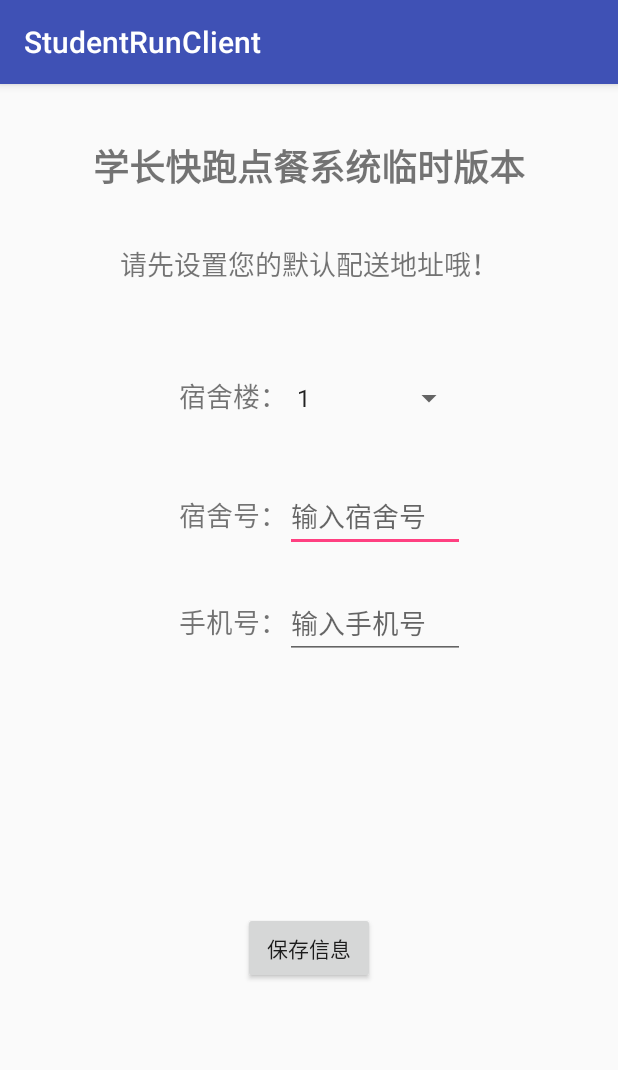
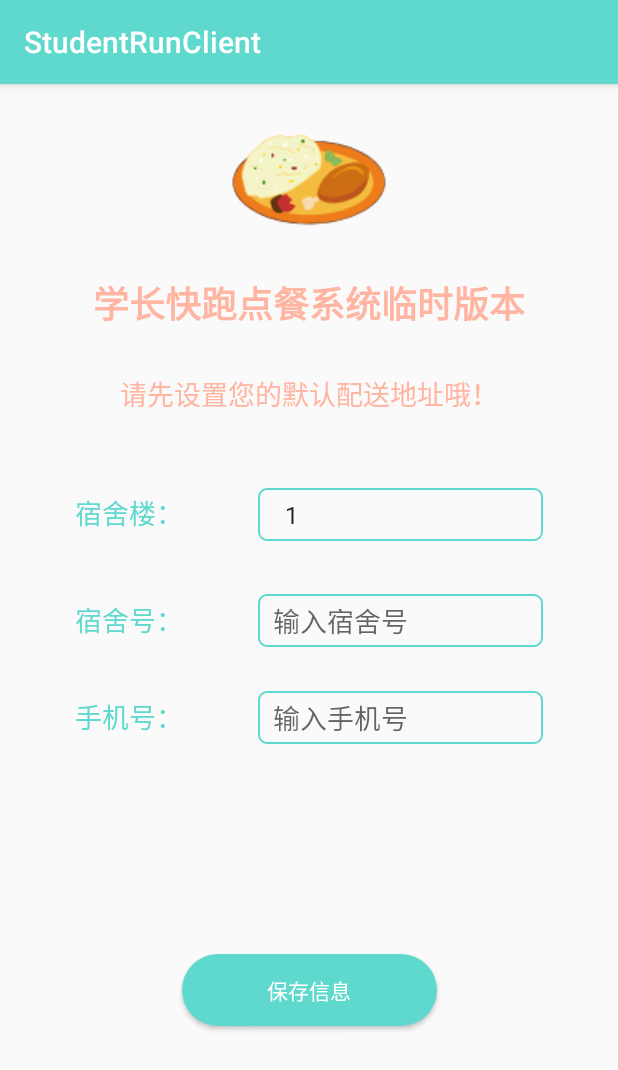
Before and after one commit to AlgoYu/TempStudentRun-Android, an Android app: the screen it shows after launch (WelComeActivity), on a phone screen of 412 x 824 dp. Shown: the top 1070 px of the screen. Run offline under Robolectric (Android 15) with nearby library versions, the phone set to English and light mode, and no system bars; libraries missing offline, so code that uses them is left out: com.zcy.acache; 2 statements that could not run were skipped.

Commit message:
美化界面1

```diff
--- a/app/src/main/AndroidManifest.xml
+++ b/app/src/main/AndroidManifest.xml
@@ -22,11 +22,6 @@
             </intent-filter>
         </activity>
         <activity android:name=".view.MainActivity"></activity>
-        <service android:name=".service.WebSocketService">
-            <intent-filter>
-                <action android:name="WebSocketService"/>
-            </intent-filter>
-        </service>
     </application>
 
 </manifest>
--- a/app/src/main/java/com/xiaoyu/liar/studentrunclient/Adapter/DingdanAdapter.java
+++ b/app/src/main/java/com/xiaoyu/liar/studentrunclient/Adapter/DingdanAdapter.java
@@ -83,7 +83,7 @@ public class DingdanAdapter extends RecyclerView.Adapter<DingdanAdapter.DingdanV
                     String requestjson = mGson.toJson(requestTemplate);
                     Log.e("查看:",requestjson);
                     RequestBody requestBody = FormBody.create(MediaType.parse("application/json;charset=utf-8"),requestjson);
-                    Request request = new Request.Builder().url("http://192.168.0.105:8080/Api/Order").delete(requestBody).build();
+                    Request request = new Request.Builder().url("http://studentrun.club:8080/xiaoyu/Api/Order").delete(requestBody).build();
                     mOkHttpClient.newCall(request).enqueue(new Callback() {
                         @Override
                         public void onFailure(Call call, IOException e) {
--- a/app/src/main/java/com/xiaoyu/liar/studentrunclient/fragment/DingcanFragment.java
+++ b/app/src/main/java/com/xiaoyu/liar/studentrunclient/fragment/DingcanFragment.java
@@ -101,7 +101,7 @@ public class DingcanFragment extends Fragment implements View.OnClickListener {
 
             Log.e("查看提交订单的json数据",requestjson);
             RequestBody requestBody = FormBody.create(MediaType.parse("application/json;charset=utf-8"),requestjson);
-            Request request = new Request.Builder().url("http://192.168.0.105:8080/Api/Order").post(requestBody).build();
+            Request request = new Request.Builder().url("http://studentrun.club:8080/xiaoyu/Api/Order").post(requestBody).build();
             mOkHttpClient.newCall(request).enqueue(new Callback() {
                 @Override
                 public void onFailure(Call call, IOException e) {
--- a/app/src/main/java/com/xiaoyu/liar/studentrunclient/fragment/DingdanFragment.java
+++ b/app/src/main/java/com/xiaoyu/liar/studentrunclient/fragment/DingdanFragment.java
@@ -85,7 +85,7 @@ public class DingdanFragment extends Fragment {
     }
 
     public void notifiDingdan(){
-        String url = "http://192.168.0.105:8080/Api/OrderByUUID?key=" + ACache.get(App.app).getAsString("miyao") + "&uuid="+ ACache.get(App.app).getAsString("uuid");
+        String url = "http://studentrun.club:8080/xiaoyu/Api/OrderByUUID?key=" + ACache.get(App.app).getAsString("miyao") + "&uuid="+ ACache.get(App.app).getAsString("uuid");
         Log.e("URL",url);
         Request request = new Request.Builder().url(url).get().build();
         mOkHttpClient.newCall(request).enqueue(new Callback() {
--- a/app/src/main/java/com/xiaoyu/liar/studentrunclient/view/App.java
+++ b/app/src/main/java/com/xiaoyu/liar/studentrunclient/view/App.java
@@ -1,6 +1,8 @@
 package com.xiaoyu.liar.studentrunclient.view;
 
+import android.app.Activity;
 import android.app.Application;
+import android.content.Context;
 import android.content.Intent;
 import android.util.Log;
 
@@ -8,6 +10,7 @@ import com.google.gson.Gson;
 import com.google.gson.reflect.TypeToken;
 import com.xiaoyu.liar.studentrunclient.model.entity.ResponseTemplate;
 import com.xiaoyu.liar.studentrunclient.sqlite.MySQLite;
+import com.xiaoyu.liar.studentrunclient.utils.XUtils;
 import com.zcy.acache.ACache;
 
 import java.io.IOException;
@@ -21,16 +24,10 @@ import okhttp3.Response;
 
 public class App extends Application{
     public static App app;
-//    public static MySQLite mySQLite;
-//    public static Intent intent;
     @Override
     public void onCreate() {
         super.onCreate();
         app = this;
-//        intent = new Intent("WebSocketService");
-//        intent.setPackage(getPackageName());
-//        startService(intent);
-
 
         if(ACache.get(this).getAsObject("save") == null || (Boolean) ACache.get(this).getAsObject("save") == false){
 //            XUtils.copyDatabase(this);
@@ -39,11 +36,9 @@ public class App extends Application{
             ACache.get(this).put("save",true);
         }
 
-//        mySQLite = new MySQLite(this);
-
-
         OkHttpClient okHttpClient = new OkHttpClient();
-        Request request = new Request.Builder().url("http://192.168.0.105:8080/Api/Miyao").get().build();
+        String url = "http://studentrun.club:8080/xiaoyu/Api/Miyao";
+        Request request = new Request.Builder().url(url).get().build();
         okHttpClient.newCall(request).enqueue(new Callback() {
             @Override
             public void onFailure(Call call, IOException e) {
@@ -54,9 +49,18 @@ public class App extends Application{
             public void onResponse(Call call, Response response) throws IOException {
                 String temp = response.body().string();
                 Log.e("查看返回的数据",temp);
-                ResponseTemplate<String> message = new Gson().fromJson(temp,new TypeToken<ResponseTemplate<String>>(){}.getType());
-                ACache.get(app).put("miyao",message.getData());
-                Log.e("秘钥是否缓存!",ACache.get(app).getAsString("miyao"));
+                try {
+                    ResponseTemplate<String> message = new Gson().fromJson(temp,new TypeToken<ResponseTemplate<String>>(){}.getType());
+                    ACache.get(app).put("miyao",message.getData());
+                    Log.e("秘钥是否缓存!",ACache.get(app).getAsString("miyao"));
+                    if(message.getSucces()){
+                        Intent intent = new Intent();
+                        intent.setAction("liar.xiaoyu.www.key");
+                        sendBroadcast(intent);
+                    }
+                }catch (Exception e){
+                    Log.e("秘钥获取错误",e.toString());
+                }
             }
         });
     }
--- a/app/src/main/java/com/xiaoyu/liar/studentrunclient/view/WelComeActivity.java
+++ b/app/src/main/java/com/xiaoyu/liar/studentrunclient/view/WelComeActivity.java
@@ -1,6 +1,9 @@
 package com.xiaoyu.liar.studentrunclient.view;
 
+import android.content.BroadcastReceiver;
+import android.content.Context;
 import android.content.Intent;
+import android.content.IntentFilter;
 import android.os.Bundle;
 import android.support.v7.app.AppCompatActivity;
 import android.text.TextUtils;
@@ -9,6 +12,7 @@ import android.view.View;
 import android.widget.Button;
 import android.widget.EditText;
 import android.widget.Spinner;
+
 
 import com.xiaoyu.liar.studentrunclient.R;
 import com.xiaoyu.liar.studentrunclient.utils.XUtils;
@@ -19,13 +23,19 @@ public class WelComeActivity extends AppCompatActivity implements View.OnClickLi
     private EditText mEdSushehao;
     private EditText mEdShouji;
     private Button mBtBaocun;
+    private BroadcastReceiver mBroadcastReceiver = new BroadcastReceiver() {
+        @Override
+        public void onReceive(Context context, Intent intent) {
+            XUtils.ShowToast("秘钥更新成功！可以正常开始使用~");
+        }
+    };
 
     @Override
     protected void onCreate(Bundle savedInstanceState) {
         super.onCreate(savedInstanceState);
         setContentView(R.layout.activity_welcome);
-        if(ACache.get(App.app).getAsObject("run")!=null && (Boolean) ACache.get(App.app).getAsObject("run")==true){
-            startActivity(new Intent(WelComeActivity.this,MainActivity.class));
+        if (ACache.get(App.app).getAsObject("run") != null && (Boolean) ACache.get(App.app).getAsObject("run") == true) {
+            startActivity(new Intent(WelComeActivity.this, MainActivity.class));
             finish();
         }
         initView();
@@ -37,6 +47,9 @@ public class WelComeActivity extends AppCompatActivity implements View.OnClickLi
         mEdSushehao = findViewById(R.id.ed_sushehao);
         mEdShouji = findViewById(R.id.ed_shouji);
         mBtBaocun = findViewById(R.id.bt_baocun);
+        IntentFilter intentFilter = new IntentFilter();
+        intentFilter.addAction("liar.xiaoyu.www.key");
+        registerReceiver(mBroadcastReceiver,intentFilter);
     }
 
     @Override
@@ -44,27 +57,35 @@ public class WelComeActivity extends AppCompatActivity implements View.OnClickLi
         String phone = mEdShouji.getText().toString();
         String dorm = mEdSushehao.getText().toString();
         String ridgepole = mSpSushelou.getSelectedItem().toString();
-        if(TextUtils.isEmpty(phone) || TextUtils.isEmpty(dorm) || TextUtils.isEmpty(ridgepole)){
+        if (TextUtils.isEmpty(phone) || TextUtils.isEmpty(dorm) || TextUtils.isEmpty(ridgepole)) {
             XUtils.ShowToast("请输入您的送餐地址完整信息！");
-        }else{
-            if(phone.length() != 11 || dorm.length() != 3){
+        } else {
+            if (phone.length() != 11 || dorm.length() != 3) {
                 XUtils.ShowToast("您填入的信息有误！");
-            }else{
-                ACache.get(App.app).put("ridgepole",ridgepole);
-                ACache.get(App.app).put("dorm",dorm);
-                ACache.get(App.app).put("phone",phone);
+            } else {
+                ACache.get(App.app).put("ridgepole", ridgepole);
+                ACache.get(App.app).put("dorm", dorm);
+                ACache.get(App.app).put("phone", phone);
 
-                ACache.get(App.app).put("run",true);
+                ACache.get(App.app).put("run", true);
 
-                Log.e("宿舍楼:",ACache.get(App.app).getAsString("ridgepole"));
-                Log.e("宿舍号:",ACache.get(App.app).getAsString("dorm"));
-                Log.e("手机号:",ACache.get(App.app).getAsString("phone"));
+                Log.e("宿舍楼:", ACache.get(App.app).getAsString("ridgepole"));
+                Log.e("宿舍号:", ACache.get(App.app).getAsString("dorm"));
+                Log.e("手机号:", ACache.get(App.app).getAsString("phone"));
 
                 XUtils.ShowToast("设置成功！");
 
-                startActivity(new Intent(WelComeActivity.this,MainActivity.class));
+                startActivity(new Intent(WelComeActivity.this, MainActivity.class));
                 finish();
             }
         }
     }
+
+    @Override
+    protected void onDestroy() {
+        unregisterReceiver(mBroadcastReceiver);
+        super.onDestroy();
+    }
+
+
 }
--- /dev/null
+++ b/app/src/main/res/drawable/button_style.xml
@@ -0,0 +1,6 @@
+<?xml version="1.0" encoding="utf-8"?>
+<shape xmlns:android="http://schemas.android.com/apk/res/android">
+    <solid android:color="@color/qing"/>
+    <corners android:radius="30dp"/>
+    <size android:width="170dp" android:height="45dp"/>
+</shape>
--- /dev/null
+++ b/app/src/main/res/drawable/editext_style.xml
@@ -0,0 +1,5 @@
+<?xml version="1.0" encoding="utf-8"?>
+<shape xmlns:android="http://schemas.android.com/apk/res/android">
+    <stroke android:color="@color/qing" android:width="1dp"/>
+    <corners android:radius="5dp"/>
+</shape>
--- /dev/null
+++ b/app/src/main/res/drawable/spiner_style.xml
@@ -0,0 +1,5 @@
+<?xml version="1.0" encoding="utf-8"?>
+<shape xmlns:android="http://schemas.android.com/apk/res/android">
+    <stroke android:color="@color/qing" android:width="1dp"/>
+    <corners android:radius="5dp"/>
+</shape>
--- a/app/src/main/res/layout/activity_main.xml
+++ b/app/src/main/res/layout/activity_main.xml
@@ -19,7 +19,7 @@
         android:id="@+id/vkkvkv"
         android:layout_width="match_parent"
         android:layout_height="1dp"
-        android:background="@android:color/black"
+        android:background="@color/qing"
         app:layout_constraintBottom_toTopOf="@+id/main_tablayout"/>
 
     <android.support.design.widget.TabLayout
@@ -28,7 +28,8 @@
         android:layout_height="55dp"
         app:tabMode="fixed"
         app:tabIndicatorHeight="7dp"
-        app:tabSelectedTextColor="@android:color/holo_blue_dark"
+        app:tabIndicatorColor="@color/colorPrimary"
+        app:tabSelectedTextColor="@color/qing"
         app:layout_constraintBottom_toBottomOf="parent"
         app:layout_constraintTop_toTopOf="parent"
         app:layout_constraintVertical_bias="1">
--- a/app/src/main/res/layout/activity_welcome.xml
+++ b/app/src/main/res/layout/activity_welcome.xml
@@ -7,56 +7,71 @@
     tools:context=".view.WelComeActivity"
     tools:layout_editor_absoluteY="81dp">
 
+    <ImageView
+        android:id="@+id/logo"
+        android:src="@drawable/logo"
+        android:layout_width="wrap_content"
+        android:layout_height="wrap_content"
+        app:layout_constraintLeft_toLeftOf="parent"
+        app:layout_constraintRight_toRightOf="parent"
+        />
+
     <TextView
         android:id="@+id/settingtitle"
+        android:layout_width="wrap_content"
         android:layout_height="wrap_content"
-        android:layout_width="wrap_content"
         android:text="学长快跑点餐系统临时版本"
+        android:textColor="@color/hong"
         android:textSize="24dp"
         android:textStyle="bold"
-        app:layout_constraintTop_toTopOf="parent"
         app:layout_constraintBottom_toBottomOf="parent"
         app:layout_constraintLeft_toLeftOf="parent"
         app:layout_constraintRight_toRightOf="parent"
-        app:layout_constraintVertical_bias="0.05"/>
+        app:layout_constraintTop_toBottomOf="@id/logo"
+        app:layout_constraintVertical_bias="0" />
 
     <TextView
         android:id="@+id/tixing"
-        android:text="请先设置您的默认配送地址哦！"
         android:layout_width="wrap_content"
         android:layout_height="wrap_content"
+        android:text="请先设置您的默认配送地址哦！"
+        android:textColor="@color/hong"
         android:textSize="18dp"
+        app:layout_constraintBottom_toBottomOf="parent"
         app:layout_constraintLeft_toLeftOf="parent"
         app:layout_constraintRight_toRightOf="parent"
         app:layout_constraintTop_toBottomOf="@id/settingtitle"
-        app:layout_constraintBottom_toBottomOf="parent"
-        app:layout_constraintVertical_bias="0.05"/>
+        app:layout_constraintVertical_bias="0.05" />
 
     <TextView
         android:id="@+id/v1"
         android:layout_width="wrap_content"
         android:layout_height="wrap_content"
         android:text="宿舍楼："
+        android:textColor="@color/qing"
         android:textSize="18dp"
+        app:layout_constraintBottom_toBottomOf="parent"
+        app:layout_constraintHorizontal_weight="1"
+        app:layout_constraintLeft_toLeftOf="parent"
+        app:layout_constraintRight_toLeftOf="@id/sp_sushelou"
         app:layout_constraintTop_toBottomOf="@id/tixing"
-        app:layout_constraintBottom_toBottomOf="parent"
-        app:layout_constraintLeft_toLeftOf="parent"
-        app:layout_constraintRight_toRightOf="parent"
         app:layout_constraintVertical_bias="0.1"
-        app:layout_constraintHorizontal_bias="0.35"/>
+        app:layout_constraintHorizontal_bias="0.5"/>
+
 
     <Spinner
         android:id="@+id/sp_sushelou"
-        android:layout_width="120dp"
-        android:layout_height="wrap_content"
+        android:layout_width="190dp"
+        android:layout_height="35dp"
+        android:background="@drawable/spiner_style"
         android:entries="@array/sushelou"
-        app:layout_constraintTop_toBottomOf="@id/settingtitle"
+        android:paddingLeft="10dp"
+        app:layout_constraintTop_toBottomOf="@id/tixing"
         app:layout_constraintBottom_toBottomOf="parent"
-        app:layout_constraintLeft_toLeftOf="parent"
+        app:layout_constraintLeft_toRightOf="@id/v1"
         app:layout_constraintRight_toRightOf="parent"
-        app:layout_constraintVertical_bias="0.1"
-        app:layout_constraintHorizontal_bias="0.65"
-        app:layout_constraintBaseline_toBaselineOf="@+id/v1"
+        app:layout_constraintHorizontal_weight="1"
+        app:layout_constraintBaseline_toBaselineOf="@id/v1"
         >
 
     </Spinner>
@@ -66,64 +81,70 @@
         android:layout_width="wrap_content"
         android:layout_height="wrap_content"
         android:text="宿舍号："
+        android:textColor="@color/qing"
         android:textSize="18dp"
+        app:layout_constraintLeft_toLeftOf="@id/v1"
         app:layout_constraintTop_toBottomOf="@id/v1"
         app:layout_constraintBottom_toBottomOf="parent"
-        app:layout_constraintLeft_toLeftOf="parent"
-        app:layout_constraintRight_toRightOf="parent"
         app:layout_constraintVertical_bias="0.1"
-        app:layout_constraintHorizontal_bias="0.35"/>
+         />
+
     <TextView
         android:id="@+id/v3"
         android:layout_width="wrap_content"
         android:layout_height="wrap_content"
         android:text="手机号："
+        android:textColor="@color/qing"
         android:textSize="18dp"
+        app:layout_constraintLeft_toLeftOf="@id/v2"
         app:layout_constraintTop_toBottomOf="@id/v2"
         app:layout_constraintBottom_toBottomOf="parent"
-        app:layout_constraintLeft_toLeftOf="parent"
-        app:layout_constraintRight_toRightOf="parent"
-        app:layout_constraintVertical_bias="0.1"
-        app:layout_constraintHorizontal_bias="0.35"/>
+        app:layout_constraintVertical_bias="0.1"/>
 
     <EditText
         android:id="@+id/ed_sushehao"
+        android:layout_width="190dp"
+        android:layout_height="35dp"
+        android:background="@drawable/editext_style"
         android:hint="输入宿舍号"
-        android:layout_width="120dp"
-        android:layout_height="wrap_content"
         android:inputType="number"
+        android:paddingLeft="10dp"
         android:maxLength="3"
         android:maxLines="1"
-        app:layout_constraintTop_toBottomOf="@+id/sp_sushelou"
+        app:layout_constraintTop_toBottomOf="@id/sp_sushelou"
+        app:layout_constraintLeft_toLeftOf="@id/sp_sushelou"
         app:layout_constraintBottom_toBottomOf="parent"
-        app:layout_constraintLeft_toLeftOf="parent"
-        app:layout_constraintRight_toRightOf="parent"
-        app:layout_constraintHorizontal_bias="0.65"
-        app:layout_constraintBaseline_toBaselineOf="@id/v2"/>
+        app:layout_constraintVertical_bias="0.1"
+        app:layout_constraintBaseline_toBaselineOf="@id/v2"
+        />
 
     <EditText
         android:id="@+id/ed_shouji"
+        android:layout_width="190dp"
+        android:layout_height="35dp"
+        android:background="@drawable/editext_style"
         android:hint="输入手机号"
-        android:layout_width="120dp"
-        android:layout_height="wrap_content"
+        android:inputType="number"
+        android:paddingLeft="10dp"
         android:maxLength="11"
         android:maxLines="1"
-        android:inputType="number"
-        app:layout_constraintTop_toBottomOf="@+id/ed_sushehao"
+        app:layout_constraintLeft_toLeftOf="@id/ed_sushehao"
+        app:layout_constraintTop_toBottomOf="@id/ed_sushehao"
         app:layout_constraintBottom_toBottomOf="parent"
-        app:layout_constraintLeft_toLeftOf="parent"
-        app:layout_constraintRight_toRightOf="parent"
-        app:layout_constraintHorizontal_bias="0.65"
-        app:layout_constraintBaseline_toBaselineOf="@id/v3"/>
+        app:layout_constraintVertical_bias="0.1"
+        app:layout_constraintBaseline_toBaselineOf="@id/v3"
+        />
 
     <Button
         android:id="@+id/bt_baocun"
-        android:text="保存信息"
         android:layout_width="wrap_content"
         android:layout_height="wrap_content"
-        app:layout_constraintTop_toBottomOf="@+id/ed_shouji"
-        app:layout_constraintBottom_toBottomOf="parent"
+        android:textColor="@android:color/white"
+        android:text="保存信息"
+        android:background="@drawable/button_style"
+        app:layout_constraintTop_toBottomOf="@id/ed_shouji"
         app:layout_constraintLeft_toLeftOf="parent"
         app:layout_constraintRight_toRightOf="parent"
-        app:layout_constraintHorizontal_bias="0.5" />
+        app:layout_constraintBottom_toBottomOf="parent"
+        />
 </android.support.constraint.ConstraintLayout>
--- a/app/src/main/res/values/colors.xml
+++ b/app/src/main/res/values/colors.xml
@@ -1,6 +1,19 @@
 <?xml version="1.0" encoding="utf-8"?>
 <resources>
-    <color name="colorPrimary">#3F51B5</color>
+    <!--<color name="colorPrimary">#3F51B5</color>-->
+    <color name="colorPrimary">#5FD9CD</color>
     <color name="colorPrimaryDark">#303F9F</color>
     <color name="colorAccent">#FF4081</color>
+    <color name="biaoti">#94B38F</color>
+    <color name="wenzi">#C29880</color>
+    <color name="qinglan">#A3BAC2</color>
+    <color name="huangse">#F5BE33</color>
+
+
+    <!--小清新的夏天 配色-->
+    <color name="qing">#5FD9CD</color>
+    <color name="huang">#EAF786</color>
+    <color name="hong">#FFB5A1</color>
+    <color name="lv">#B8FFB8</color>
+    <color name="lan">#B8F4FF</color>
 </resources>
```
Also changed, not shown: app/src/main/java/com/xiaoyu/liar/studentrunclient/service/WebSocketService.java (deleted, +0 -59 lines), app/src/main/java/com/xiaoyu/liar/studentrunclient/view/MainActivity.java (+5 -2 lines), app/src/main/res/layout/dialog_setting.xml (added, +40 -0 lines), app/src/main/res/layout/fragment_dingcan.xml (+48 -2 lines), app/src/main/res/drawable/logo.png (added), app/src/main/res/drawable/run.png (added), app/src/main/res/drawable/seting.png (added).
